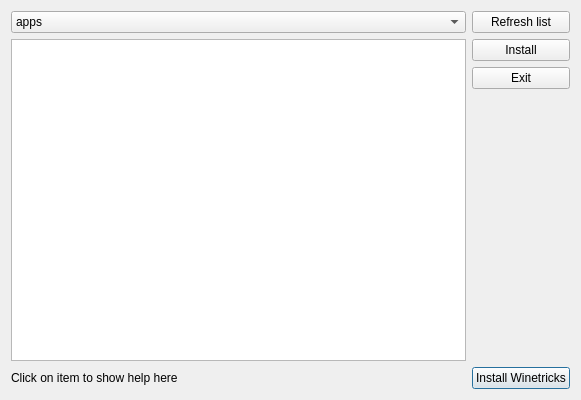
Before: the Qt Designer form src/plugins/winetricks.ui in brezerk/q4wine, drawn with Qt 5.
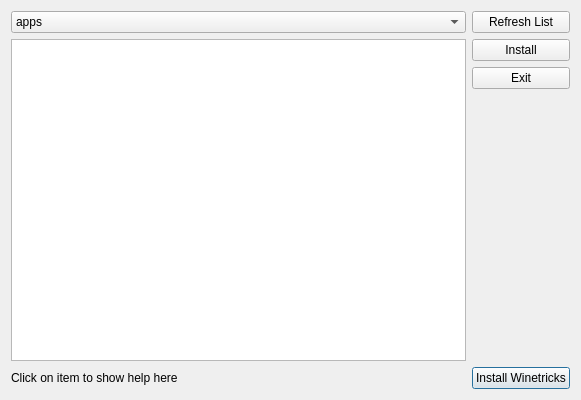
After: the same form once the commit is applied.

```diff
--- a/src/plugins/winetricks.ui
+++ b/src/plugins/winetricks.ui
@@ -92,7 +92,7 @@
    <item row="0" column="1">
     <widget class="QPushButton" name="cmdRefresh">
      <property name="text">
-      <string>Refresh list</string>
+      <string>Refresh List</string>
      </property>
     </widget>
    </item>
```
